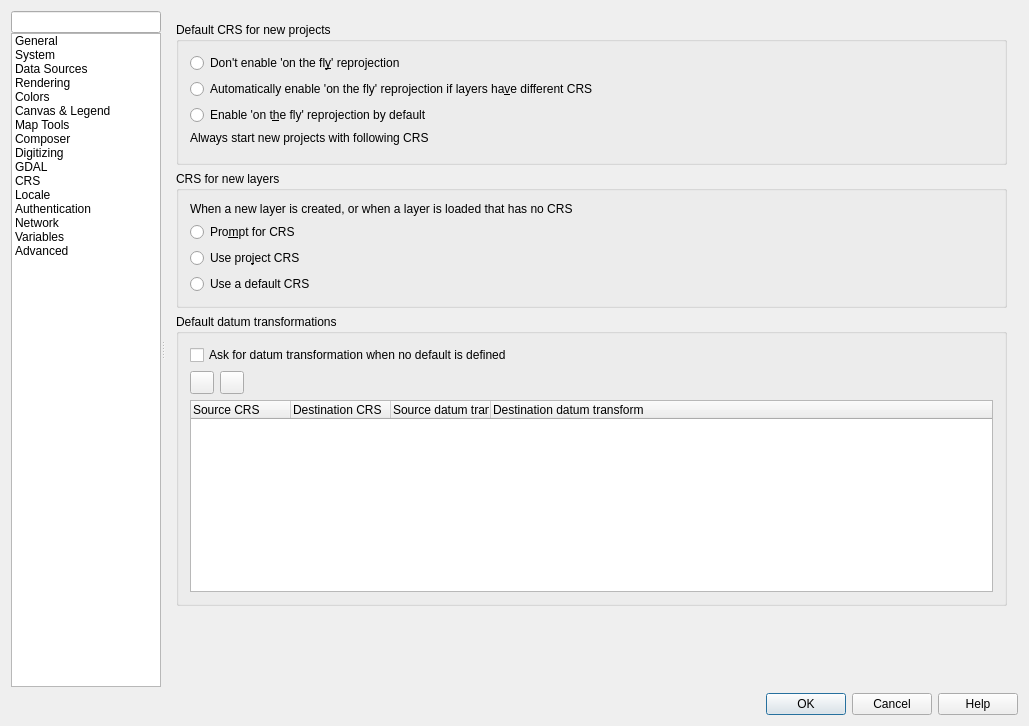
carsmie/QGIS, file src/ui/qgsoptionsbase.ui: the form before one commit.
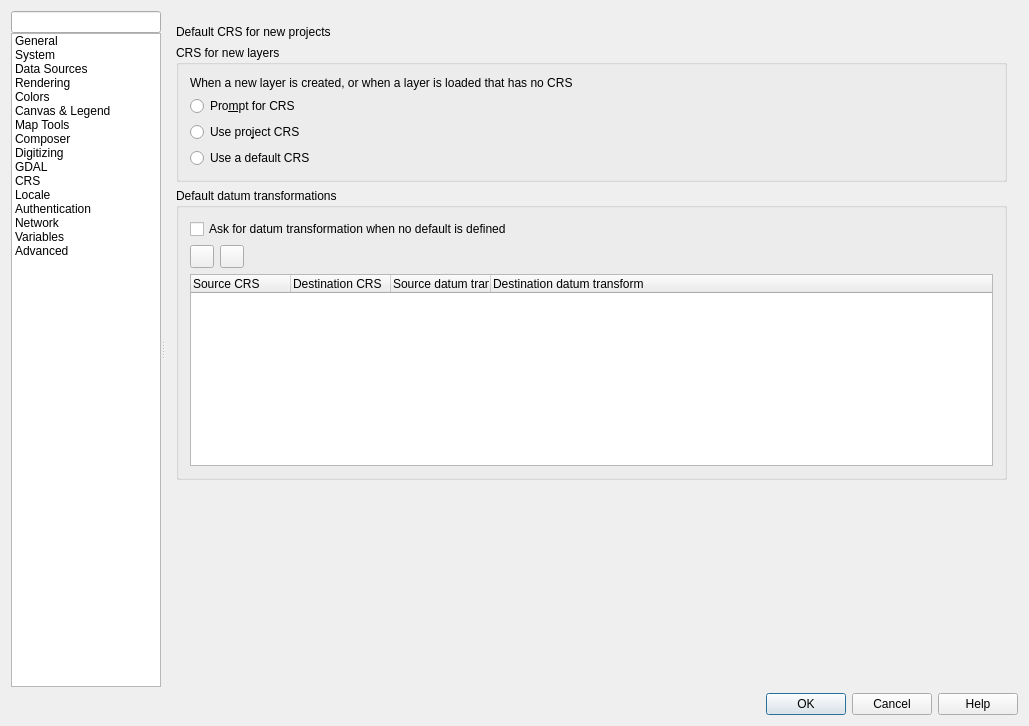
The form after the commit. The open tabs and pages were chosen to show the change. Icons and pictures are not drawn. Custom widgets are drawn as their Qt base class.

Commit message:
Remove support for disabling OTF reprojection
Because
- OTF reprojection is mature and stable
- Should be no cost when not required - transforms are shortcut
when not required
- Reduces code complexity
- Canvas OTF support was being incorrectly used as a flag for
whether measurements should be made in ellipsoidal mode. Instead
the project's ellipsoid setting should be checked for this.
- Should simplify behavior for new users

The edit to the form file:
```diff
--- a/src/ui/qgsoptionsbase.ui
+++ b/src/ui/qgsoptionsbase.ui
@@ -4587,140 +4587,11 @@
                 <x>0</x>
                 <y>0</y>
                 <width>857</width>
-                <height>680</height>
+                <height>674</height>
                </rect>
               </property>
               <layout class="QGridLayout" name="gridLayout_15">
-               <item row="5" column="0">
-                <spacer name="verticalSpacer">
-                 <property name="orientation">
-                  <enum>Qt::Vertical</enum>
-                 </property>
-                 <property name="sizeHint" stdset="0">
-                  <size>
-                   <width>20</width>
-                   <height>40</height>
-                  </size>
-                 </property>
-                </spacer>
-               </item>
-               <item row="2" column="0">
-                <widget class="QgsCollapsibleGroupBox" name="grpProjectionBehavior">
-                 <property name="title">
-                  <string>CRS for new layers</string>
-                 </property>
-                 <layout class="QGridLayout" name="gridLayout_14" columnstretch="0,1">
-                  <item row="0" column="0" colspan="2">
-                   <widget class="QLabel" name="label_8">
-                    <property name="sizePolicy">
-                     <sizepolicy hsizetype="Preferred" vsizetype="Maximum">
-                      <horstretch>0</horstretch>
-                      <verstretch>0</verstretch>
-                     </sizepolicy>
-                    </property>
-                    <property name="text">
-                     <string>When a new layer is created, or when a layer is loaded that has no CRS</string>
-                    </property>
-                    <property name="wordWrap">
-                     <bool>true</bool>
-                    </property>
-                   </widget>
-                  </item>
-                  <item row="1" column="0">
-                   <widget class="QRadioButton" name="radPromptForProjection">
-                    <property name="text">
-                     <string>Pro&amp;mpt for CRS</string>
-                    </property>
-                   </widget>
-                  </item>
-                  <item row="2" column="0">
-                   <widget class="QRadioButton" name="radUseProjectProjection">
-                    <property name="text">
-                     <string>Use pro&amp;ject CRS</string>
-                    </property>
-                   </widget>
-                  </item>
-                  <item row="3" column="0">
-                   <widget class="QRadioButton" name="radUseGlobalProjection">
-                    <property name="text">
-                     <string>Use a default CRS</string>
-                    </property>
-                   </widget>
-                  </item>
-                  <item row="3" column="1">
-                   <widget class="QgsProjectionSelectionWidget" name="leLayerGlobalCrs" native="true">
-                    <property name="enabled">
-                     <bool>false</bool>
-                    </property>
-                    <property name="focusPolicy">
-                     <enum>Qt::StrongFocus</enum>
-                    </property>
-                   </widget>
-                  </item>
-                 </layout>
-                </widget>
-               </item>
-               <item row="1" column="0">
-                <widget class="QgsCollapsibleGroupBox" name="grpOtfTransform">
-                 <property name="title">
-                  <string>Default CRS for new projects</string>
-                 </property>
-                 <layout class="QGridLayout" name="gridLayout_16" columnstretch="0,1">
-                  <item row="0" column="0">
-                   <widget class="QRadioButton" name="radOtfNone">
-                    <property name="text">
-                     <string>Don't enable 'on the fl&amp;y' reprojection</string>
-                    </property>
-                   </widget>
-                  </item>
-                  <item row="0" column="1">
-                   <spacer name="horizontalSpacer_43">
-                    <property name="orientation">
-                     <enum>Qt::Horizontal</enum>
-                    </property>
-                    <property name="sizeHint" stdset="0">
-                     <size>
-                      <width>40</width>
-                      <height>20</height>
-                     </size>
-                    </property>
-                   </spacer>
-                  </item>
-                  <item row="1" column="0">
-                   <widget class="QRadioButton" name="radOtfAuto">
-                    <property name="whatsThis">
-                     <string>Automatically enable 'on the fly' reprojection if CRS of a new added layer differ from CRS of layer(s) already present. CRS of present layer(s) will be used.</string>
-                    </property>
-                    <property name="text">
-                     <string>Automatically enable 'on the fly' reprojection if layers ha&amp;ve different CRS</string>
-                    </property>
-                   </widget>
-                  </item>
-                  <item row="2" column="0">
-                   <widget class="QRadioButton" name="radOtfTransform">
-                    <property name="text">
-                     <string>Enable 'on t&amp;he fly' reprojection by default</string>
-                    </property>
-                   </widget>
-                  </item>
-                  <item row="3" column="0">
-                   <widget class="QLabel" name="label_16">
-                    <property name="text">
-                     <string>Always start new projects with following CRS</string>
-                    </property>
-                   </widget>
-                  </item>
-                  <item row="4" column="0" colspan="2">
-                   <widget class="QgsProjectionSelectionWidget" name="leProjectGlobalCrs" native="true">
-                    <property name="focusPolicy">
-                     <enum>Qt::StrongFocus</enum>
-                    </property>
-                   </widget>
-                  </item>
-                 </layout>
-                </widget>
-               </item>
-               <item row="3" column="0" rowspan="2">
+               <item row="5" column="0" rowspan="2">
                 <widget class="QgsCollapsibleGroupBox" name="mDefaultDatumTransformGroupBox">
                  <property name="title">
                   <string>Default datum transformations</string>
@@ -4799,6 +4670,102 @@
                  </layout>
                 </widget>
                </item>
+               <item row="2" column="0">
+                <layout class="QHBoxLayout" name="horizontalLayout_3" stretch="0,1">
+                 <property name="topMargin">
+                  <number>3</number>
+                 </property>
+                 <item>
+                  <widget class="QLabel" name="label_16">
+                   <property name="text">
+                    <string>Default CRS for new projects</string>
+                   </property>
+                  </widget>
+                 </item>
+                 <item>
+                  <widget class="QgsProjectionSelectionWidget" name="leProjectGlobalCrs" native="true">
+                   <property name="minimumSize">
+                    <size>
+                     <width>0</width>
+                     <height>5</height>
+                    </size>
+                   </property>
+                   <property name="focusPolicy">
+                    <enum>Qt::StrongFocus</enum>
+                   </property>
+                  </widget>
+                 </item>
+                </layout>
+               </item>
+               <item row="4" column="0">
+                <widget class="QgsCollapsibleGroupBox" name="grpProjectionBehavior">
+                 <property name="title">
+                  <string>CRS for new layers</string>
+                 </property>
+                 <layout class="QGridLayout" name="gridLayout_14" columnstretch="0,1">
+                  <item row="0" column="0" colspan="2">
+                   <widget class="QLabel" name="label_8">
+                    <property name="sizePolicy">
+                     <sizepolicy hsizetype="Preferred" vsizetype="Maximum">
+                      <horstretch>0</horstretch>
+                      <verstretch>0</verstretch>
+                     </sizepolicy>
+                    </property>
+                    <property name="text">
+                     <string>When a new layer is created, or when a layer is loaded that has no CRS</string>
+                    </property>
+                    <property name="wordWrap">
+                     <bool>true</bool>
+                    </property>
+                   </widget>
+                  </item>
+                  <item row="1" column="0">
+                   <widget class="QRadioButton" name="radPromptForProjection">
+                    <property name="text">
+                     <string>Pro&amp;mpt for CRS</string>
+                    </property>
+                   </widget>
+                  </item>
+                  <item row="2" column="0">
+                   <widget class="QRadioButton" name="radUseProjectProjection">
+                    <property name="text">
+                     <string>Use pro&amp;ject CRS</string>
+                    </property>
+                   </widget>
+                  </item>
+                  <item row="3" column="0">
+                   <widget class="QRadioButton" name="radUseGlobalProjection">
+                    <property name="text">
+                     <string>Use a default CRS</string>
+                    </property>
+                   </widget>
+                  </item>
+                  <item row="3" column="1">
+                   <widget class="QgsProjectionSelectionWidget" name="leLayerGlobalCrs" native="true">
+                    <property name="enabled">
+                     <bool>false</bool>
+                    </property>
+                    <property name="focusPolicy">
+                     <enum>Qt::StrongFocus</enum>
+                    </property>
+                   </widget>
+                  </item>
+                 </layout>
+                </widget>
+               </item>
+               <item row="7" column="0">
+                <spacer name="verticalSpacer">
+                 <property name="orientation">
+                  <enum>Qt::Vertical</enum>
+                 </property>
+                 <property name="sizeHint" stdset="0">
+                  <size>
+                   <width>20</width>
+                   <height>40</height>
+                  </size>
+                 </property>
+                </spacer>
+               </item>
               </layout>
              </widget>
             </widget>
@@ -5455,6 +5422,11 @@
  </widget>
  <layoutdefault spacing="6" margin="11"/>
  <customwidgets>
+  <customwidget>
+   <class>QgsFilterLineEdit</class>
+   <extends>QLineEdit</extends>
+   <header>qgsfilterlineedit.h</header>
+  </customwidget>
   <customwidget>
    <class>QgsColorButton</class>
    <extends>QToolButton</extends>
@@ -5502,11 +5474,6 @@
    <header>qgsautheditorwidgets.h</header>
    <container>1</container>
   </customwidget>
-  <customwidget>
-   <class>QgsFilterLineEdit</class>
-   <extends>QLineEdit</extends>
-   <header>qgsfilterlineedit.h</header>
-  </customwidget>
  </customwidgets>
  <tabstops>
   <tabstop>mOptionsListWidget</tabstop>
```
Left out of the diff: 35 changed lines with no effect on the pictures. The commit also changes 67 other files.
